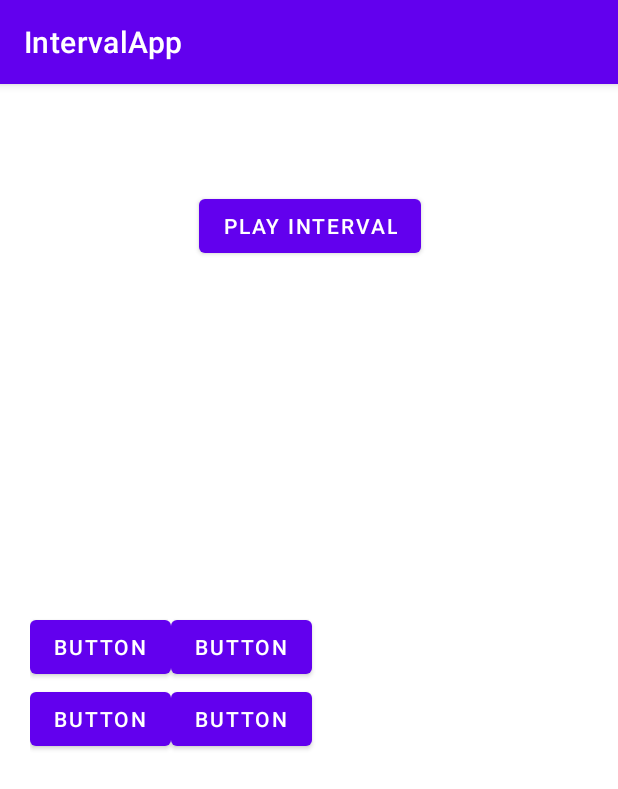
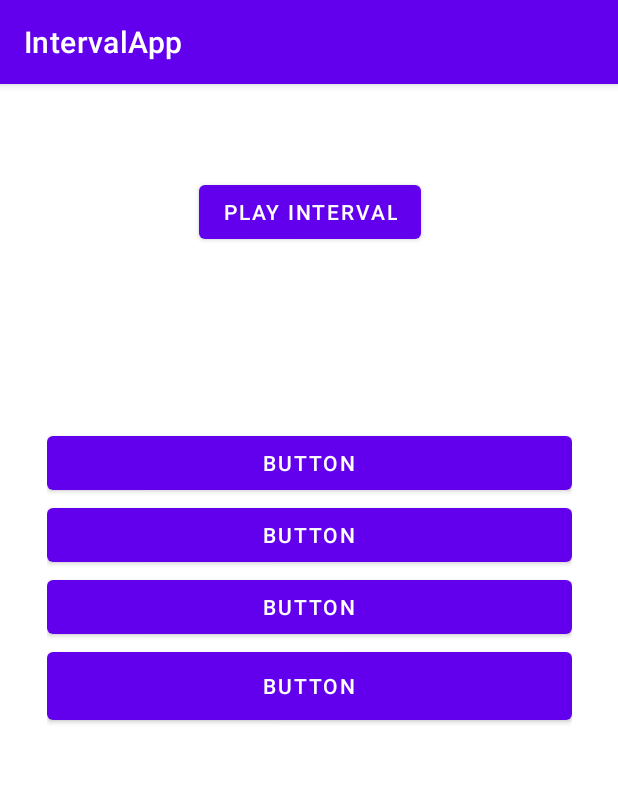
Before and after one commit to kevin224860/MusicIntervalApp, an Android app: the screen it shows after launch (MainActivity), on a phone screen of 412 x 824 dp. Shown: the top 789 px of the screen. Run offline under Robolectric (Android 15) with nearby library versions, the phone set to English and light mode, and no system bars.

Commit message:
changes to the UI

```diff
--- a/app/src/main/res/layout/activity_main.xml
+++ b/app/src/main/res/layout/activity_main.xml
@@ -8,12 +8,12 @@
 
     <androidx.gridlayout.widget.GridLayout
         android:id="@+id/gridLayout"
-        android:layout_width="0dp"
-        android:layout_height="wrap_content"
+        android:layout_width="350dp"
+        android:layout_height="201dp"
         android:layout_marginStart="20dp"
         android:layout_marginTop="40dp"
         android:layout_marginEnd="20dp"
-        android:layout_marginBottom="10dp"
+        android:layout_marginBottom="150dp"
         app:layout_constraintBottom_toBottomOf="parent"
         app:layout_constraintEnd_toEndOf="parent"
         app:layout_constraintStart_toStartOf="parent"
@@ -23,45 +23,56 @@
             android:id="@+id/answer1"
             android:layout_width="wrap_content"
             android:layout_height="wrap_content"
+            android:onClick="chooseAnswer"
             android:text="Button"
+            android:textAlignment="center"
             app:layout_column="0"
+            app:layout_columnWeight="1"
+            app:layout_gravity="fill"
             app:layout_row="0" />
 
         <Button
             android:id="@+id/answer2"
             android:layout_width="wrap_content"
-            android:layout_height="wrap_content"
             android:text="Button"
-            app:layout_column="1"
-            app:layout_row="0" />
+            android:textAlignment="center"
+            app:layout_column="0"
+            app:layout_columnWeight="1"
+            app:layout_gravity="fill"
+            app:layout_row="1" />
 
         <Button
             android:id="@+id/answer3"
             android:layout_width="wrap_content"
             android:layout_height="wrap_content"
             android:text="Button"
+            android:textAlignment="center"
             app:layout_column="0"
-            app:layout_row="1" />
+            app:layout_columnWeight="1"
+            app:layout_gravity="fill"
+            app:layout_row="2" />
 
         <Button
             android:id="@+id/answer4"
-            android:layout_width="wrap_content"
+            android:layout_width="match_parent"
             android:layout_height="wrap_content"
             android:text="Button"
-            app:layout_column="1"
-            app:layout_row="1" />
+            android:textAlignment="center"
+            app:layout_column="0"
+            app:layout_columnWeight="1"
+            app:layout_gravity="fill"
+            app:layout_row="3" />
     </androidx.gridlayout.widget.GridLayout>
 
     <Button
-        android:id="@+id/button5"
+        android:id="@+id/callSound"
         android:layout_width="wrap_content"
         android:layout_height="wrap_content"
         android:layout_marginStart="131dp"
         android:layout_marginTop="61dp"
         android:layout_marginEnd="130dp"
-        android:layout_marginBottom="224dp"
+        android:onClick="makeSound"
         android:text="Play Interval"
-        app:layout_constraintBottom_toTopOf="@+id/gridLayout"
         app:layout_constraintEnd_toEndOf="parent"
         app:layout_constraintStart_toStartOf="parent"
         app:layout_constraintTop_toTopOf="parent" />
```
